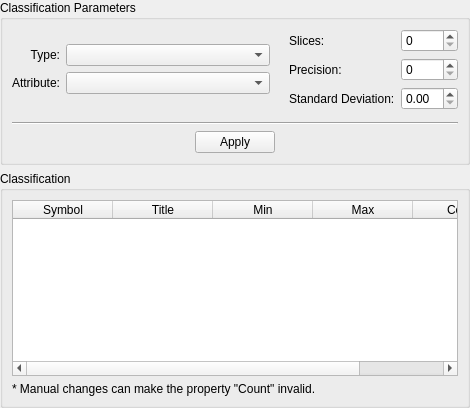
claudiobogossian/terralib5, file src/terralib/qt/widgets/se/ui/GroupingWidgetForm.ui: the form before one commit.
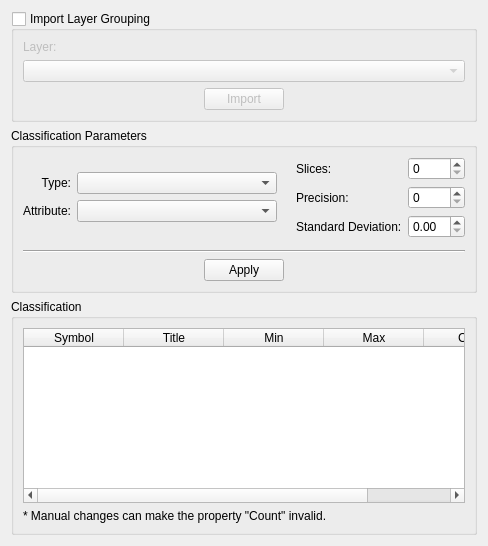
The form after the commit.

The edit to the form file:
```diff
--- a/src/terralib/qt/widgets/se/ui/GroupingWidgetForm.ui
+++ b/src/terralib/qt/widgets/se/ui/GroupingWidgetForm.ui
@@ -6,69 +6,83 @@
    <rect>
     <x>0</x>
     <y>0</y>
-    <width>470</width>
-    <height>408</height>
+    <width>487</width>
+    <height>546</height>
    </rect>
   </property>
   <property name="windowTitle">
    <string>Grouping</string>
   </property>
   <layout class="QGridLayout" name="gridLayout_16">
-   <property name="margin">
-    <number>0</number>
-   </property>
    <item row="0" column="0">
-    <layout class="QGridLayout" name="gridLayout_15">
-     <item row="1" column="0">
-      <widget class="QGroupBox" name="groupBox_3">
+    <layout class="QVBoxLayout" name="verticalLayout">
+     <item>
+      <widget class="QGroupBox" name="m_importGroupBox">
        <property name="title">
-        <string>Classification</string>
+        <string>Import Layer Grouping</string>
        </property>
-       <layout class="QGridLayout" name="gridLayout_13">
+       <property name="checkable">
+        <bool>true</bool>
+       </property>
+       <property name="checked">
+        <bool>false</bool>
+       </property>
+       <layout class="QGridLayout" name="gridLayout_15">
         <item row="0" column="0">
-         <layout class="QGridLayout" name="gridLayout_12">
-          <item row="0" column="0">
-           <widget class="QTableWidget" name="m_tableWidget">
-            <column>
-             <property name="text">
-              <string>Symbol</string>
-             </property>
-            </column>
-            <column>
-             <property name="text">
-              <string>Title</string>
-             </property>
-            </column>
-            <column>
-             <property name="text">
-              <string>Min</string>
-             </property>
-            </column>
-            <column>
-             <property name="text">
-              <string>Max</string>
-             </property>
-            </column>
-            <column>
-             <property name="text">
-              <string>Count</string>
-             </property>
-            </column>
+         <layout class="QVBoxLayout" name="verticalLayout_2">
+          <item>
+           <widget class="QLabel" name="label_7">
+            <property name="text">
+             <string>Layer:</string>
+            </property>
            </widget>
           </item>
+          <item>
+           <widget class="QComboBox" name="m_layersComboBox"/>
+          </item>
+          <item>
+           <layout class="QHBoxLayout" name="horizontalLayout">
+            <item>
+             <spacer name="horizontalSpacer_4">
+              <property name="orientation">
+               <enum>Qt::Horizontal</enum>
+              </property>
+              <property name="sizeHint" stdset="0">
+               <size>
+                <width>40</width>
+                <height>20</height>
+               </size>
+              </property>
+             </spacer>
+            </item>
+            <item>
+             <widget class="QPushButton" name="m_importPushButton">
+              <property name="text">
+               <string>Import</string>
+              </property>
+             </widget>
+            </item>
+            <item>
+             <spacer name="horizontalSpacer_5">
+              <property name="orientation">
+               <enum>Qt::Horizontal</enum>
+              </property>
+              <property name="sizeHint" stdset="0">
+               <size>
+                <width>40</width>
+                <height>20</height>
+               </size>
+              </property>
+             </spacer>
+            </item>
+           </layout>
+          </item>
          </layout>
         </item>
-        <item row="1" column="0">
-         <widget class="QLabel" name="label_6">
-          <property name="text">
-           <string>* Manual changes can make the property &quot;Count&quot; invalid.</string>
-          </property>
-         </widget>
-        </item>
        </layout>
       </widget>
      </item>
-     <item row="0" column="0">
+     <item>
       <widget class="QGroupBox" name="groupBox">
        <property name="title">
         <string>Classification Parameters</string>
@@ -262,6 +276,55 @@
        </layout>
       </widget>
      </item>
+     <item>
+      <widget class="QGroupBox" name="groupBox_3">
+       <property name="title">
+        <string>Classification</string>
+       </property>
+       <layout class="QGridLayout" name="gridLayout_13">
+        <item row="0" column="0">
+         <layout class="QGridLayout" name="gridLayout_12">
+          <item row="0" column="0">
+           <widget class="QTableWidget" name="m_tableWidget">
+            <column>
+             <property name="text">
+              <string>Symbol</string>
+             </property>
+            </column>
+            <column>
+             <property name="text">
+              <string>Title</string>
+             </property>
+            </column>
+            <column>
+             <property name="text">
+              <string>Min</string>
+             </property>
+            </column>
+            <column>
+             <property name="text">
+              <string>Max</string>
+             </property>
+            </column>
+            <column>
+             <property name="text">
+              <string>Count</string>
+             </property>
+            </column>
+           </widget>
+          </item>
+         </layout>
+        </item>
+        <item row="1" column="0">
+         <widget class="QLabel" name="label_6">
+          <property name="text">
+           <string>* Manual changes can make the property &quot;Count&quot; invalid.</string>
+          </property>
+         </widget>
+        </item>
+       </layout>
+      </widget>
+     </item>
     </layout>
    </item>
   </layout>
```
